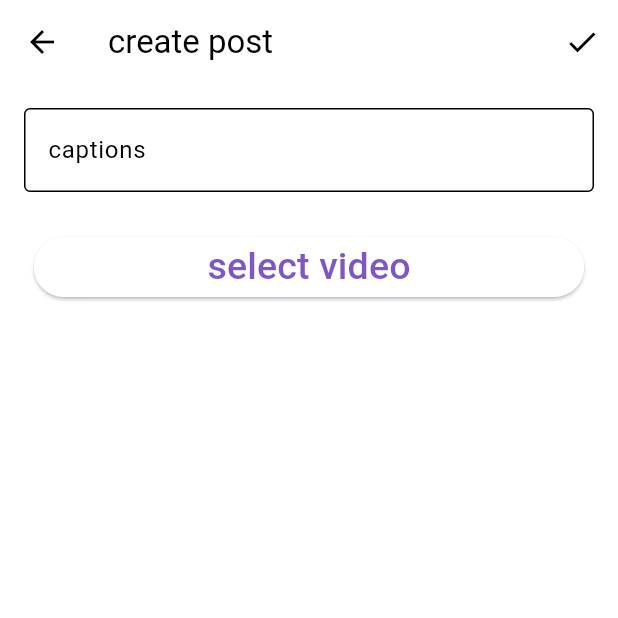
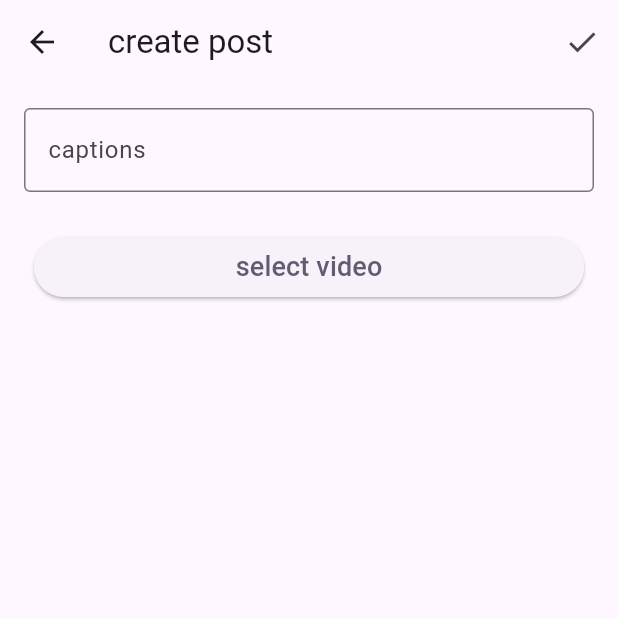
Before and after one commit to dvip1/rewardBasedSocialMedia, a Flutter app: the Wrapper screen opened directly, after a tap on the "add" icon, on a phone screen of 412 x 824 dp, the top half of it. Run offline on Flutter 3.47's test engine with Material 3 defaults, Android fonts, the phone set to English and light mode, and no system bars; our stand-ins replace file_picker, flutter_expandable_fab, percent_indicator, shared_preferences, video_player; accounts and stored records are empty; network calls fail.

Commit message:
changed ui theme

```diff
--- a/client/lib/Components/navigation_bar.dart
+++ /dev/null
@@ -1,69 +0,0 @@
-import 'package:client/pages/homepage.dart';
-import 'package:flutter/material.dart';
-
-int currentPageIndex = 0;
-List<Widget> pages = [
-  MyHomePage(),
-];
-
-class Navigation_bar extends StatefulWidget {
-  const Navigation_bar({super.key});
-
-  @override
-  State<Navigation_bar> createState() => _Navigation_barState();
-}
-
-class _Navigation_barState extends State<Navigation_bar> {
-  @override
-  Widget build(BuildContext context) {
-    return NavigationBar(
-      onDestinationSelected: (int index) {
-        setState(() {
-          currentPageIndex = index;
-        });
-      },
-      indicatorColor: Theme.of(context).colorScheme.secondary,
-      selectedIndex: currentPageIndex,
-      destinations: const <Widget>[
-        NavigationDestination(
-          selectedIcon: Icon(Icons.home),
-          icon: Icon(Icons.home),
-          label: 'Home',
-        ),
-        NavigationDestination(
-          icon: Icon(Icons.local_activity),
-          label: 'Activities',
-        ),
-        NavigationDestination(
-          icon: Icon(Icons.person),
-          label: 'Profile',
-        ),
-      ],
-    );
-  }
-}
-
-class Wrapper extends StatefulWidget {
-  const Wrapper({Key? key}) : super(key: key);
-
-  @override
-  State<Wrapper> createState() => _WrapperState();
-}
-
-class _WrapperState extends State<Wrapper> {
-  @override
-  Widget build(BuildContext context) {
-    return Scaffold(
-      body: PageView(
-        controller: PageController(initialPage: currentPageIndex),
-        onPageChanged: (index) {
-          setState(() {
-            currentPageIndex = index;
-          });
-        },
-        children: pages,
-      ),
-      bottomNavigationBar: Navigation_bar(),
-    );
-  }
-}
--- a/client/lib/Components/task.dart
+++ b/client/lib/Components/task.dart
@@ -52,7 +52,6 @@ class _TaskWidgetState extends State<TaskWidget> {
         );
       },
       child: Card(
-        color: Theme.of(context).colorScheme.secondary,
         child: ListTile(
           title: Text(
             widget.name,
--- a/client/lib/pages/base.dart
+++ b/client/lib/pages/base.dart
@@ -41,7 +41,6 @@ class _WrapperState extends State<Wrapper> {
               currentPageIndex = index;
             });
           },
-          indicatorColor: Theme.of(context).colorScheme.secondary,
           selectedIndex: currentPageIndex,
           destinations: const <Widget>[
             NavigationDestination(
--- a/client/lib/pages/community_page.dart
+++ b/client/lib/pages/community_page.dart
@@ -37,7 +37,7 @@ class CommunityPage extends StatelessWidget {
       appBar: AppBar(
         title: Text(
           name,
-          style: const TextStyle(fontSize: 34, fontWeight: FontWeight.bold),
+          style: const TextStyle(fontSize: 24, fontWeight: FontWeight.bold),
         ),
       ),
       body: SingleChildScrollView(
--- a/client/lib/pages/guilds_page.dart
+++ b/client/lib/pages/guilds_page.dart
@@ -84,7 +84,6 @@ class _GuildsPageState extends State<GuildsPage> {
         ),
       ),
       floatingActionButton: FloatingActionButton(
-        backgroundColor: Theme.of(context).colorScheme.secondary,
         onPressed: () {
           showDialog(
             context: context,
--- a/client/lib/pages/homepage.dart
+++ b/client/lib/pages/homepage.dart
@@ -24,11 +24,7 @@ class _MyHomePageState extends State<MyHomePage> {
   @override
   Widget build(BuildContext context) {
     return Scaffold(
-      floatingActionButton: SizedBox(
-        height: 75,
-        width: 75,
-        child: FloatingActionButton(
-          backgroundColor: Theme.of(context).colorScheme.secondary,
+      floatingActionButton: FloatingActionButton(
         onPressed: () {
           Navigator.push(context, MaterialPageRoute(
             builder: (context) {
@@ -39,7 +35,6 @@ class _MyHomePageState extends State<MyHomePage> {
         child: const Icon(
           Icons.add,
           color: Colors.white,
-          ),
         ),
       ),
       body: Padding(
--- a/client/lib/pages/new_post.dart
+++ b/client/lib/pages/new_post.dart
@@ -87,7 +87,7 @@ class _NewPostWidgetState extends State<NewPostWidget> {
                     },
                     child: Text("select video",
                         style: TextStyle(
-                          fontSize: 25,
+                          fontSize: 18,
                           color: Theme.of(context).colorScheme.secondary,
                         ))),
               )
--- a/client/lib/pages/signup_page.dart
+++ b/client/lib/pages/signup_page.dart
@@ -56,7 +56,7 @@ class _SignUpPageState extends State<SignUpPage> {
                     size: 80,
                     color: Theme.of(context).colorScheme.inversePrimary),
                 const SizedBox(height: 010),
-                const Text("M I N I M A L", style: TextStyle(fontSize: 20)),
+                const Text("L E V E L  U P", style: TextStyle(fontSize: 20)),
                 const SizedBox(height: 25),
                 TextField(
                   controller: emailController,
```
Also changed, not shown: client/lib/Components/community_card.dart (+4 -5 lines), client/lib/main.dart (+6 -5 lines), client/lib/pages/profile_page.dart (+8 -23 lines). Lines whose indentation alone changed are shown as unchanged.
